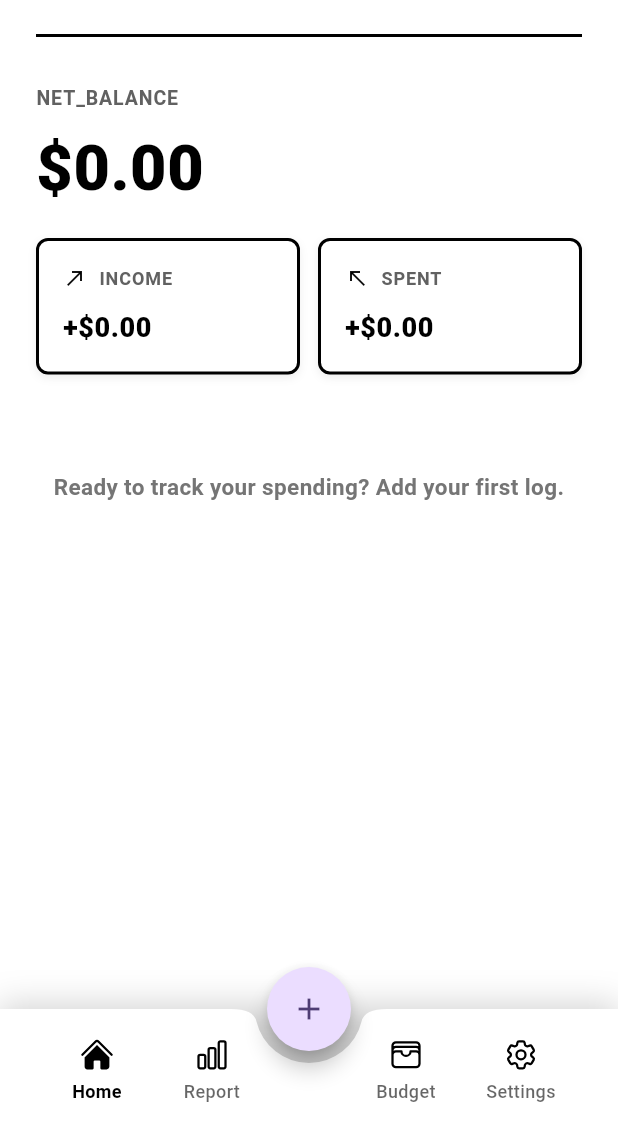
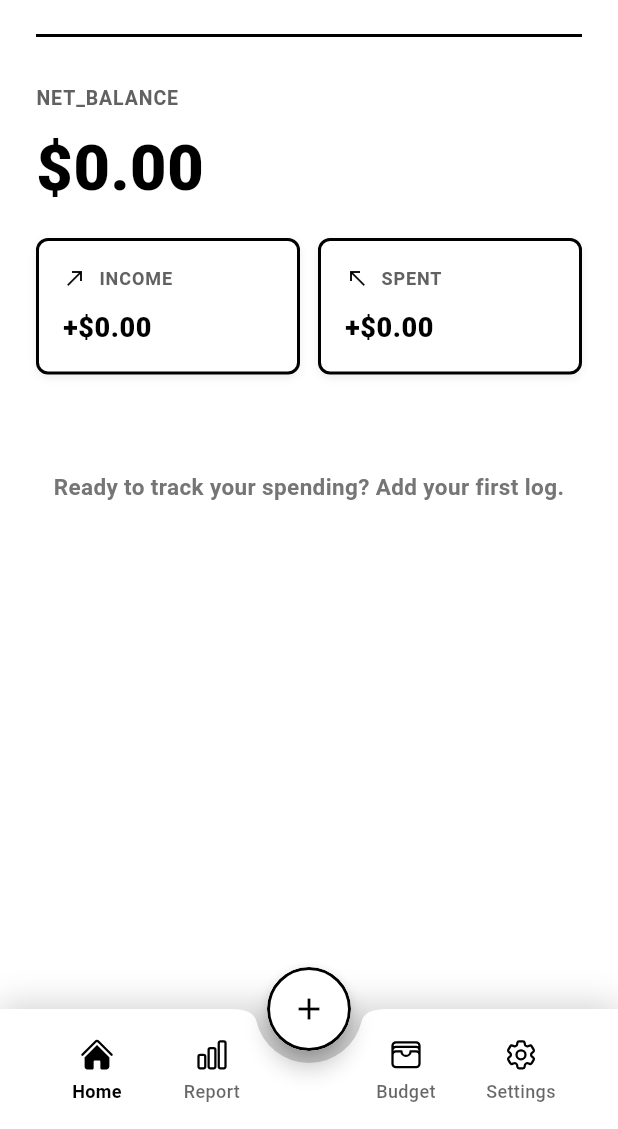
Before and after one commit to beerbeatbox/zen-money-tracking, a Flutter app: the screen it shows after launch, on a phone screen of 412 x 824 dp, the part 107-1236 px from its top. Run offline on Flutter 3.47's test engine with Material 3 defaults, Android fonts, the phone set to English and light mode, and no system bars; our stand-ins replace auto_size_text, csv, dio, flutter_riverpod, go_router, heroicons and 2 more; generated files the repository leaves out were written again.

Commit message:
style: Update FloatingActionButton appearance in ScaffoldWithNavBar for improved aesthetics
- Changed the background color of the FloatingActionButton to white for better contrast.
- Added a black border to the button for enhanced visibility.
- Updated the icon color to black to maintain consistency with the new button design.

```diff
--- a/lib/features/home/presentation/widgets/scaffold_with_nav_bar.dart
+++ b/lib/features/home/presentation/widgets/scaffold_with_nav_bar.dart
@@ -70,9 +70,12 @@ class ScaffoldWithNavBar extends ConsumerWidget {
       body: child,
       floatingActionButton: FloatingActionButton(
         onPressed: () => _openKeyboard(context, ref),
-        shape: const CircleBorder(),
+        backgroundColor: Colors.white,
+        shape: const CircleBorder(
+          side: BorderSide(color: Colors.black, width: 2),
+        ),
         clipBehavior: Clip.antiAlias,
-        child: const Icon(Icons.add),
+        child: const Icon(Icons.add, color: Colors.black),
       ),
       floatingActionButtonLocation: FloatingActionButtonLocation.centerDocked,
       bottomNavigationBar: const CustomBottomNav(),
```
